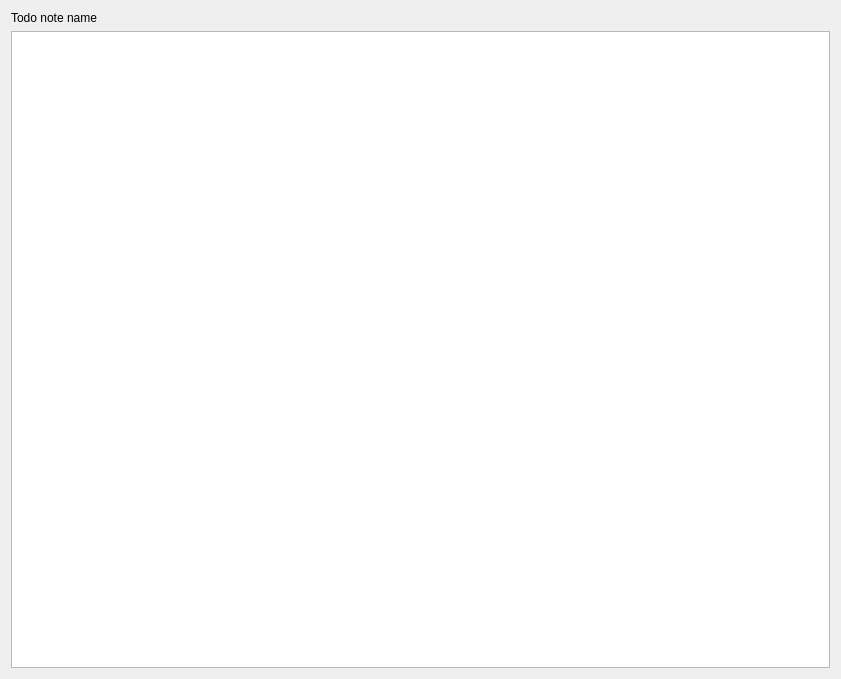
Qt form Notessa/todo_notes/ui/show_todo_note_widget.ui (Eixini/Notessa) before a commit.
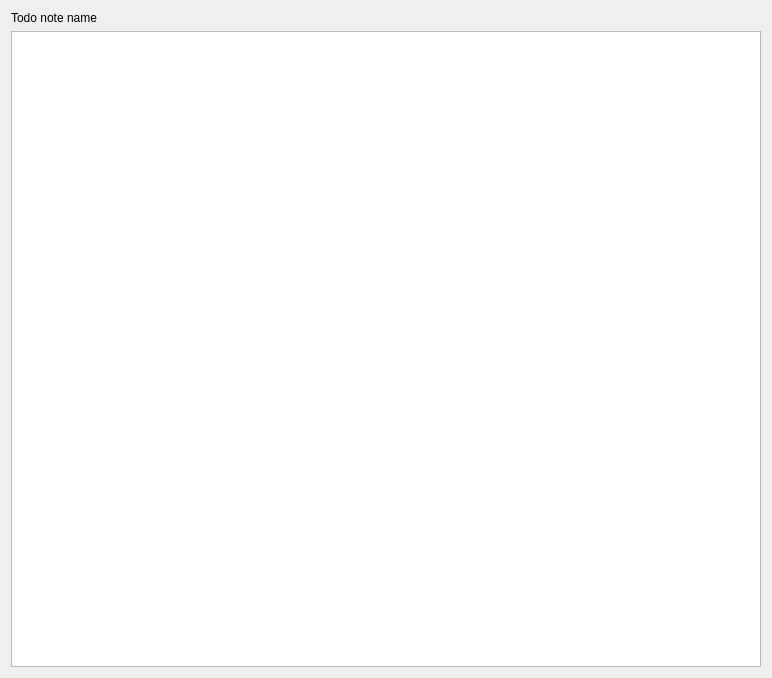
The same form after that commit.

What changed in the file:
```diff
--- a/Notessa/todo_notes/ui/show_todo_note_widget.ui
+++ b/Notessa/todo_notes/ui/show_todo_note_widget.ui
@@ -1,13 +1,13 @@
 <?xml version="1.0" encoding="UTF-8"?>
 <ui version="4.0">
  <class>ShowTodoNoteWidget</class>
- <widget class="QDialog" name="ShowTodoNoteWidget">
+ <widget class="QWidget" name="ShowTodoNoteWidget">
   <property name="geometry">
    <rect>
     <x>0</x>
     <y>0</y>
-    <width>841</width>
-    <height>679</height>
+    <width>772</width>
+    <height>678</height>
    </rect>
   </property>
   <property name="windowTitle">
```
Left out of the diff: 6 changed lines with no effect on the pictures.
